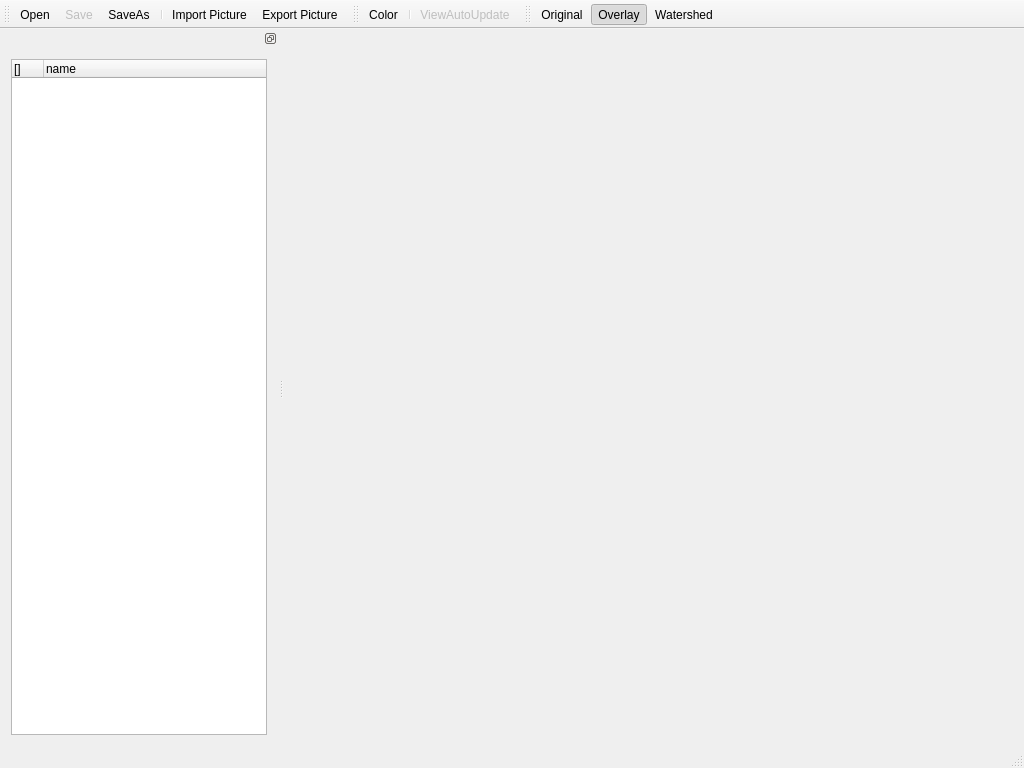
Old version of the form ui_main_window.ui in the repository MizunagiKB/watershed_layer.
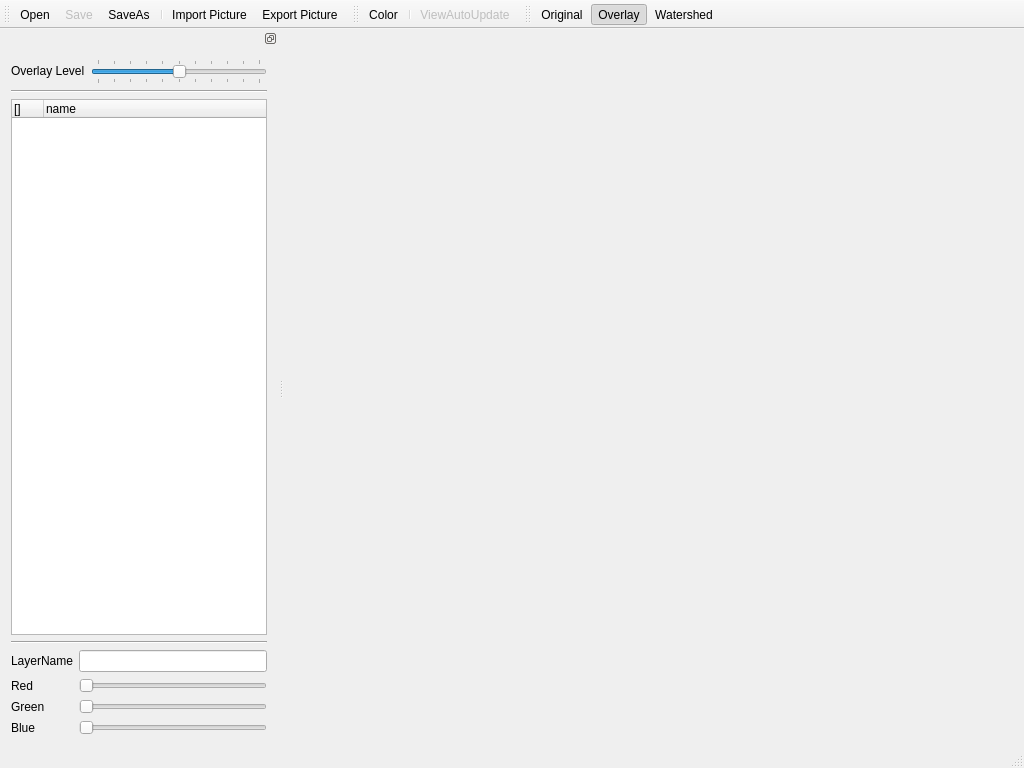
New version of the form. Icons and pictures are not drawn.

```diff
--- a/ui_main_window.ui
+++ b/ui_main_window.ui
@@ -36,6 +36,64 @@
      <property name="bottomMargin">
       <number>11</number>
      </property>
+     <item>
+      <layout class="QFormLayout" name="formLayout">
+       <property name="leftMargin">
+        <number>0</number>
+       </property>
+       <property name="topMargin">
+        <number>0</number>
+       </property>
+       <property name="rightMargin">
+        <number>0</number>
+       </property>
+       <property name="bottomMargin">
+        <number>0</number>
+       </property>
+       <item row="0" column="0">
+        <widget class="QLabel" name="label">
+         <property name="text">
+          <string>Overlay Level</string>
+         </property>
+        </widget>
+       </item>
+       <item row="0" column="1">
+        <widget class="QSlider" name="slider_overlay">
+         <property name="maximum">
+          <number>100</number>
+         </property>
+         <property name="value">
+          <number>50</number>
+         </property>
+         <property name="sliderPosition">
+          <number>50</number>
+         </property>
+         <property name="tracking">
+          <bool>true</bool>
+         </property>
+         <property name="orientation">
+          <enum>Qt::Horizontal</enum>
+         </property>
+         <property name="invertedAppearance">
+          <bool>false</bool>
+         </property>
+         <property name="invertedControls">
+          <bool>false</bool>
+         </property>
+         <property name="tickPosition">
+          <enum>QSlider::TicksBothSides</enum>
+         </property>
+        </widget>
+       </item>
+      </layout>
+     </item>
+     <item>
+      <widget class="Line" name="line_2">
+       <property name="orientation">
+        <enum>Qt::Horizontal</enum>
+       </property>
+      </widget>
+     </item>
      <item>
       <widget class="QTreeWidget" name="treewidget_layer">
        <property name="dragEnabled">
@@ -44,6 +102,9 @@
        <property name="dragDropMode">
         <enum>QAbstractItemView::NoDragDrop</enum>
        </property>
+       <property name="alternatingRowColors">
+        <bool>false</bool>
+       </property>
        <property name="verticalScrollMode">
         <enum>QAbstractItemView::ScrollPerItem</enum>
        </property>
@@ -62,6 +123,9 @@
        <attribute name="headerHighlightSections">
         <bool>false</bool>
        </attribute>
+       <attribute name="headerShowSortIndicator" stdset="0">
+        <bool>false</bool>
+       </attribute>
        <column>
         <property name="text">
          <string notr="true">[]</string>
@@ -74,6 +138,121 @@
        </column>
       </widget>
      </item>
+     <item>
+      <widget class="Line" name="line">
+       <property name="orientation">
+        <enum>Qt::Horizontal</enum>
+       </property>
+      </widget>
+     </item>
+     <item>
+      <layout class="QFormLayout" name="formLayout_3">
+       <property name="leftMargin">
+        <number>0</number>
+       </property>
+       <property name="topMargin">
+        <number>0</number>
+       </property>
+       <property name="rightMargin">
+        <number>0</number>
+       </property>
+       <property name="bottomMargin">
+        <number>0</number>
+       </property>
+       <item row="0" column="0">
+        <widget class="QLabel" name="label_2">
+         <property name="text">
+          <string>LayerName</string>
+         </property>
+        </widget>
+       </item>
+       <item row="0" column="1">
+        <widget class="QLineEdit" name="lineedit_name">
+         <property name="enabled">
+          <bool>true</bool>
+         </property>
+         <property name="sizePolicy">
+          <sizepolicy hsizetype="Expanding" vsizetype="Fixed">
+           <horstretch>0</horstretch>
+           <verstretch>0</verstretch>
+          </sizepolicy>
+         </property>
+         <property name="maxLength">
+          <number>64</number>
+         </property>
+         <property name="readOnly">
+          <bool>true</bool>
+         </property>
+        </widget>
+       </item>
+       <item row="1" column="0">
+        <widget class="QLabel" name="label_3">
+         <property name="text">
+          <string>Red</string>
+         </property>
+        </widget>
+       </item>
+       <item row="2" column="0">
+        <widget class="QLabel" name="label_4">
+         <property name="text">
+          <string>Green</string>
+         </property>
+        </widget>
+       </item>
+       <item row="2" column="1">
+        <widget class="QSlider" name="slider_g">
+         <property name="maximum">
+          <number>255</number>
+         </property>
+         <property name="pageStep">
+          <number>8</number>
+         </property>
+         <property name="orientation">
+          <enum>Qt::Horizontal</enum>
+         </property>
+        </widget>
+       </item>
+       <item row="3" column="0">
+        <widget class="QLabel" name="label_5">
+         <property name="text">
+          <string>Blue</string>
+         </property>
+        </widget>
+       </item>
+       <item row="3" column="1">
+        <widget class="QSlider" name="slider_b">
+         <property name="maximum">
+          <number>255</number>
+         </property>
+         <property name="pageStep">
+          <number>8</number>
+         </property>
+         <property name="orientation">
+          <enum>Qt::Horizontal</enum>
+         </property>
+        </widget>
+       </item>
+       <item row="1" column="1">
+        <widget class="QSlider" name="slider_r">
+         <property name="sizePolicy">
+          <sizepolicy hsizetype="Expanding" vsizetype="Fixed">
+           <horstretch>0</horstretch>
+           <verstretch>0</verstretch>
+          </sizepolicy>
+         </property>
+         <property name="maximum">
+          <number>255</number>
+         </property>
+         <property name="pageStep">
+          <number>8</number>
+         </property>
+         <property name="orientation">
+          <enum>Qt::Horizontal</enum>
+         </property>
+        </widget>
+       </item>
+      </layout>
+     </item>
     </layout>
    </widget>
   </widget>
```
Left out of the diff: 6 changed lines with no effect on the pictures.
